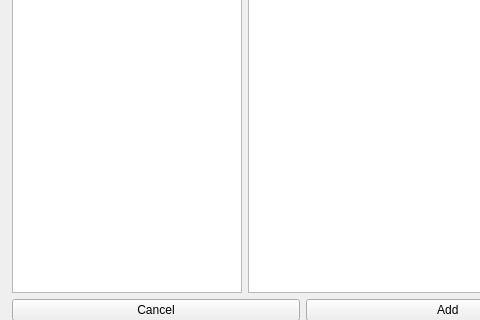
Above: src/browsecontactdialog.ui from named-data/ChronoChat before the change; both pictures show x 0 to 480 and y 160 to 480 of the 600 by 480 pixel window. Below: the same form after it.
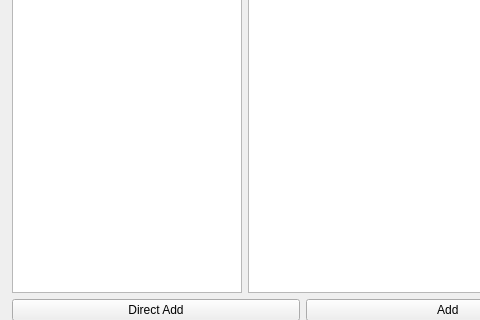
That is the form after the change.

Commit message: Adding direct add contact back

Patch:
```diff
--- a/src/browsecontactdialog.ui
+++ b/src/browsecontactdialog.ui
@@ -13,7 +13,7 @@
   <property name="windowTitle">
    <string>BrowseContacts</string>
   </property>
-  <widget class="QWidget" name="">
+  <widget class="QWidget" name="layoutWidget">
    <property name="geometry">
     <rect>
      <x>12</x>
@@ -52,7 +52,7 @@
       <item>
        <widget class="QPushButton" name="CancelButton">
         <property name="text">
-         <string>Cancel</string>
+         <string>Direct Add</string>
         </property>
         <property name="autoDefault">
          <bool>false</bool>
```
Left out of the diff: 2 changed lines with no effect on the pictures. The commit also changes 3 other files.
